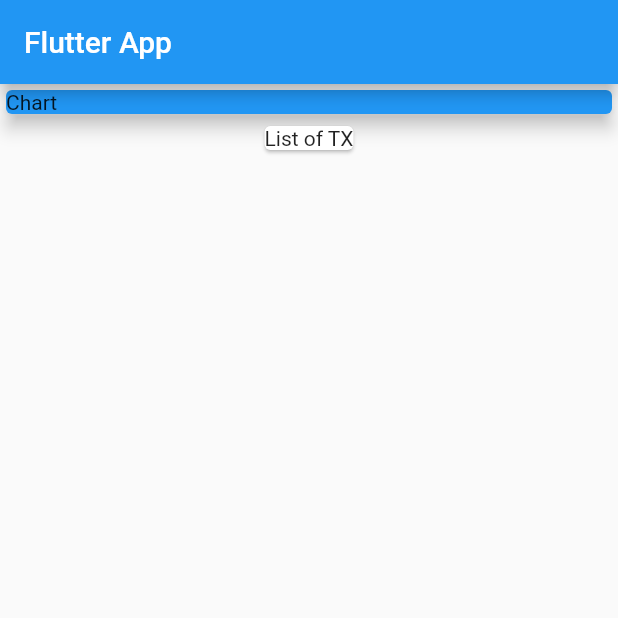
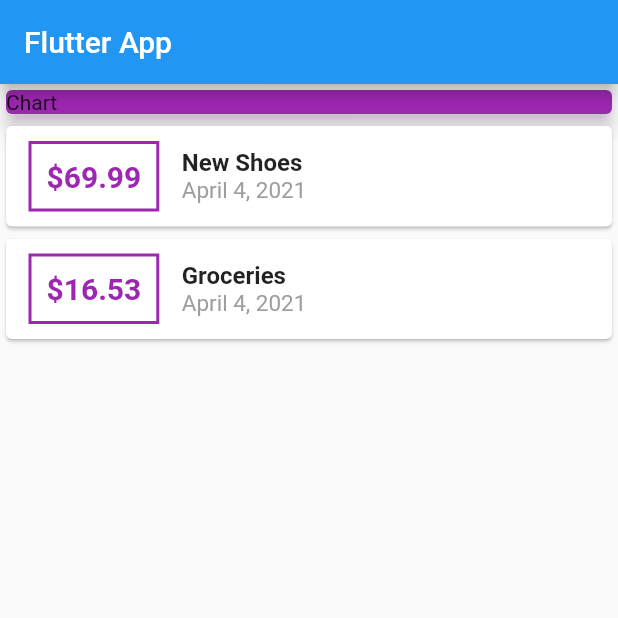
Before and after one commit to bkalil7/personal-expenses-app, a Flutter app: the screen it shows after launch, on a phone screen of 412 x 824 dp, the top half of it. Run offline on Flutter 3.47's test engine with Material 2 defaults, Android fonts, the phone set to English and light mode, and no system bars.

Commit message:
Add dynamic list of transactions with initial design

```diff
--- a/lib/main.dart
+++ b/lib/main.dart
@@ -1,4 +1,5 @@
 import 'package:flutter/material.dart';
+import 'package:intl/intl.dart';
 
 import './transaction.dart';
 
@@ -44,14 +45,58 @@ class MyHomePage extends StatelessWidget {
           Container(
             width: double.infinity,
             child: Card(
-              color: Colors.blue,
+              color: Colors.purple,
               child: Text("Chart"),
               elevation: 5,
             ),
           ),
-          Card(
-            child: Text("List of TX"),
-          ),
+          Column(
+            children: transactions.map((tx) {
+              return Card(
+                child: Row(
+                  children: <Widget>[
+                    Container(
+                      margin: EdgeInsets.symmetric(
+                        vertical: 10,
+                        horizontal: 15,
+                      ),
+                      decoration: BoxDecoration(
+                        border: Border.all(
+                          color: Colors.purple,
+                          width: 2,
+                        ),
+                      ),
+                      padding: EdgeInsets.all(10),
+                      child: Text(
+                        '\$${tx.amount}',
+                        style: TextStyle(
+                          fontWeight: FontWeight.bold,
+                          fontSize: 20,
+                          color: Colors.purple,
+                        ),
+                      ),
+                    ),
+                    Column(
+                      crossAxisAlignment: CrossAxisAlignment.start,
+                      children: <Widget>[
+                        Text(
+                          '${tx.title}',
+                          style: TextStyle(
+                            fontWeight: FontWeight.bold,
+                            fontSize: 16,
+                          ),
+                        ),
+                        Text(
+                          DateFormat.yMMMMd().format(tx.date),
+                          style: TextStyle(color: Colors.grey, fontSize: 15),
+                        )
+                      ],
+                    )
+                  ],
+                ),
+              );
+            }).toList(),
+          )
         ],
       ),
     );
--- a/pubspec.yaml
+++ b/pubspec.yaml
@@ -23,6 +23,7 @@ environment:
 dependencies:
   flutter:
     sdk: flutter
+  intl: ^0.15.8
 
 
   # The following adds the Cupertino Icons font to your application.
```
Also changed, not shown: pubspec.lock.
